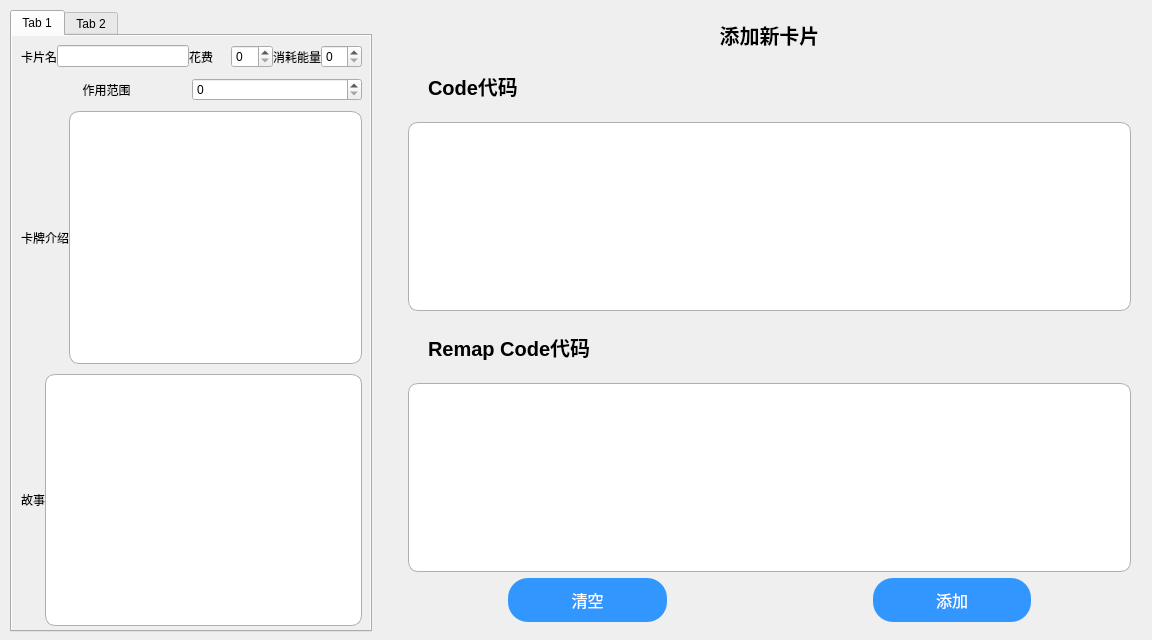
Above: visualizationSrc/qtUI/addCard.ui from NWYLZW/A-Language-IDE before the change. Below: the same form after it.
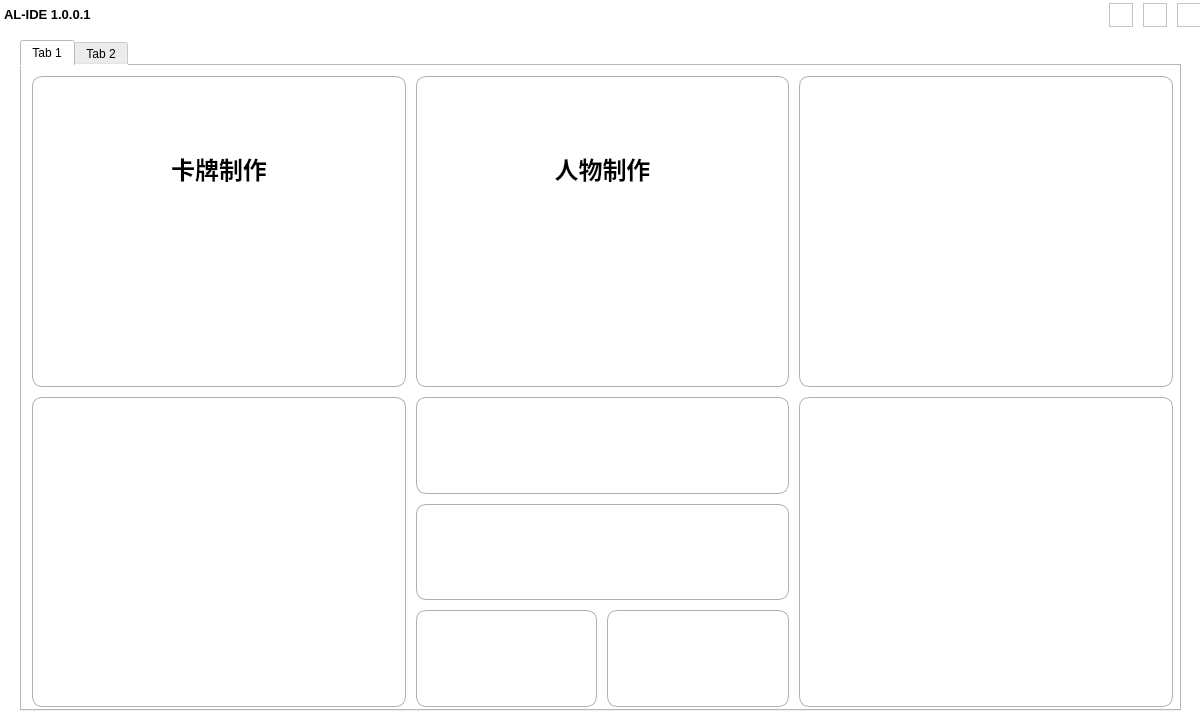
That is the form after the change. The open tabs and pages were chosen to show the change. Icons and pictures are not drawn.

Patch:
```diff
--- a/visualizationSrc/qtUI/addCard.ui
+++ b/visualizationSrc/qtUI/addCard.ui
@@ -6,8 +6,8 @@
    <rect>
     <x>0</x>
     <y>0</y>
-    <width>1152</width>
-    <height>640</height>
+    <width>1200</width>
+    <height>715</height>
    </rect>
   </property>
   <property name="minimumSize">
@@ -18,10 +18,18 @@
   </property>
   <property name="maximumSize">
    <size>
-    <width>1152</width>
-    <height>640</height>
+    <width>1200</width>
+    <height>720</height>
    </size>
   </property>
+  <property name="font">
+   <font>
+    <family>Adobe 黑体 Std R</family>
+    <pointsize>12</pointsize>
+    <weight>75</weight>
+    <bold>true</bold>
+   </font>
+  </property>
   <property name="cursor">
    <cursorShape>ArrowCursor</cursorShape>
   </property>
@@ -29,7 +37,10 @@
    <bool>false</bool>
   </property>
   <property name="windowTitle">
-   <string>MainWindow</string>
+   <string>AL-IDE</string>
+  </property>
+  <property name="styleSheet">
+   <string notr="true">background-color: rgb(255, 255, 255);</string>
   </property>
   <widget class="QWidget" name="Main">
    <property name="maximumSize">
@@ -38,6 +49,206 @@
      <height>16777215</height>
     </size>
    </property>
+   <property name="styleSheet">
+    <string notr="true"/>
+   </property>
+   <widget class="QTabWidget" name="ContentTabList">
+    <property name="geometry">
+     <rect>
+      <x>20</x>
+      <y>40</y>
+      <width>1161</width>
+      <height>671</height>
+     </rect>
+    </property>
+    <property name="currentIndex">
+     <number>1</number>
+    </property>
+    <widget class="QWidget" name="HomeTab">
+     <property name="toolTip">
+      <string>&lt;html&gt;&lt;head/&gt;&lt;body&gt;&lt;p&gt;&lt;br/&gt;&lt;/p&gt;&lt;/body&gt;&lt;/html&gt;</string>
+     </property>
+     <property name="whatsThis">
+      <string>&lt;html&gt;&lt;head/&gt;&lt;body&gt;&lt;p&gt;&lt;br/&gt;&lt;/p&gt;&lt;/body&gt;&lt;/html&gt;</string>
+     </property>
+     <attribute name="title">
+      <string>Tab 1</string>
+     </attribute>
+     <widget class="QWidget" name="gridLayoutWidget">
+      <property name="geometry">
+       <rect>
+        <x>0</x>
+        <y>0</y>
+        <width>1161</width>
+        <height>651</height>
+       </rect>
+      </property>
+      <layout class="QGridLayout" name="gridLayout" rowstretch="1,1" columnstretch="1,1,1" rowminimumheight="1,1" columnminimumwidth="1,1,1">
+       <property name="leftMargin">
+        <number>10</number>
+       </property>
+       <property name="topMargin">
+        <number>10</number>
+       </property>
+       <property name="rightMargin">
+        <number>10</number>
+       </property>
+       <property name="bottomMargin">
+        <number>10</number>
+       </property>
+       <property name="spacing">
+        <number>10</number>
+       </property>
+       <item row="1" column="1">
+        <layout class="QGridLayout" name="gridLayout_2">
+         <property name="leftMargin">
+          <number>0</number>
+         </property>
+         <property name="topMargin">
+          <number>0</number>
+         </property>
+         <property name="rightMargin">
+          <number>0</number>
+         </property>
+         <property name="bottomMargin">
+          <number>0</number>
+         </property>
+         <item row="2" column="0">
+          <widget class="QGraphicsView" name="graphicsView_7">
+           <property name="cursor" stdset="0">
+            <cursorShape>PointingHandCursor</cursorShape>
+           </property>
+           <property name="styleSheet">
+            <string notr="true">border:1px solid #afafaf; 
+border-radius:10px;</string>
+           </property>
+          </widget>
+         </item>
+         <item row="0" column="0" colspan="2">
+          <widget class="QGraphicsView" name="graphicsView_8">
+           <property name="cursor" stdset="0">
+            <cursorShape>PointingHandCursor</cursorShape>
+           </property>
+           <property name="styleSheet">
+            <string notr="true">border:1px solid #afafaf; 
+border-radius:10px;</string>
+           </property>
+          </widget>
+         </item>
+         <item row="2" column="1">
+          <widget class="QGraphicsView" name="graphicsView_6">
+           <property name="cursor" stdset="0">
+            <cursorShape>PointingHandCursor</cursorShape>
+           </property>
+           <property name="styleSheet">
+            <string notr="true">border:1px solid #afafaf; 
+border-radius:10px;</string>
+           </property>
+          </widget>
+         </item>
+         <item row="1" column="0" colspan="2">
+          <widget class="QGraphicsView" name="graphicsView_9">
+           <property name="cursor" stdset="0">
+            <cursorShape>PointingHandCursor</cursorShape>
+           </property>
+           <property name="styleSheet">
+            <string notr="true">border:1px solid #afafaf; 
+border-radius:10px;</string>
+           </property>
+          </widget>
+         </item>
+        </layout>
+       </item>
+       <item row="1" column="2">
+        <widget class="QGraphicsView" name="graphicsView">
+         <property name="cursor" stdset="0">
+          <cursorShape>PointingHandCursor</cursorShape>
+         </property>
+         <property name="styleSheet">
+          <string notr="true">border:1px solid #afafaf; 
+border-radius:10px;</string>
+         </property>
+        </widget>
+       </item>
+       <item row="0" column="2">
+        <widget class="QGraphicsView" name="graphicsView_2">
+         <property name="cursor" stdset="0">
+          <cursorShape>PointingHandCursor</cursorShape>
+         </property>
+         <property name="styleSheet">
+          <string notr="true">border:1px solid #afafaf; 
+border-radius:10px;</string>
+         </property>
+        </widget>
+       </item>
+       <item row="1" column="0">
+        <widget class="QGraphicsView" name="graphicsView_4">
+         <property name="cursor" stdset="0">
+          <cursorShape>PointingHandCursor</cursorShape>
+         </property>
+         <property name="styleSheet">
+          <string notr="true">border:1px solid #afafaf; 
+border-radius:10px;</string>
+         </property>
+        </widget>
+       </item>
+       <item row="0" column="0">
+        <widget class="QTextBrowser" name="CardMake">
+         <property name="cursor" stdset="0">
+          <cursorShape>PointingHandCursor</cursorShape>
+         </property>
+         <property name="styleSheet">
+          <string notr="true">background-image: url(:/picture/Data/qrc/Card.png);
+background-repeat: no-repeat;
+background-position: bottom;
+
+border:1px solid #afafaf; 
+border-radius:10px;</string>
+         </property>
+         <property name="html">
+          <string>&lt;!DOCTYPE HTML PUBLIC &quot;-//W3C//DTD HTML 4.0//EN&quot; &quot;http://www.w3.org/TR/REC-html40/strict.dtd&quot;&gt;
+&lt;html&gt;&lt;head&gt;&lt;meta name=&quot;qrichtext&quot; content=&quot;1&quot; /&gt;&lt;style type=&quot;text/css&quot;&gt;
+p, li { white-space: pre-wrap; }
+&lt;/style&gt;&lt;/head&gt;&lt;body style=&quot; font-family:'SimSun'; font-size:9pt; font-weight:400; font-style:normal;&quot;&gt;
+&lt;p align=&quot;center&quot; style=&quot;-qt-paragraph-type:empty; margin-top:0px; margin-bottom:0px; margin-left:0px; margin-right:0px; -qt-block-indent:0; text-indent:0px;&quot;&gt;&lt;br /&gt;&lt;/p&gt;
+&lt;p align=&quot;center&quot; style=&quot;-qt-paragraph-type:empty; margin-top:0px; margin-bottom:0px; margin-left:0px; margin-right:0px; -qt-block-indent:0; text-indent:0px; font-size:18pt; font-weight:600;&quot;&gt;&lt;br /&gt;&lt;/p&gt;
+&lt;p align=&quot;center&quot; style=&quot;-qt-paragraph-type:empty; margin-top:0px; margin-bottom:0px; margin-left:0px; margin-right:0px; -qt-block-indent:0; text-indent:0px; font-size:18pt; font-weight:600;&quot;&gt;&lt;br /&gt;&lt;/p&gt;
+&lt;p align=&quot;center&quot; style=&quot; margin-top:0px; margin-bottom:0px; margin-left:0px; margin-right:0px; -qt-block-indent:0; text-indent:0px;&quot;&gt;&lt;span style=&quot; font-size:18pt; font-weight:600;&quot;&gt;卡牌制作&lt;/span&gt;&lt;/p&gt;&lt;/body&gt;&lt;/html&gt;</string>
+         </property>
+        </widget>
+       </item>
+       <item row="0" column="1">
+        <widget class="QTextBrowser" name="PeopleMake">
+         <property name="cursor" stdset="0">
+          <cursorShape>PointingHandCursor</cursorShape>
+         </property>
+         <property name="styleSheet">
+          <string notr="true">background-image: url(:/picture/Data/qrc/Card.png);
+background-repeat: no-repeat;
+background-position: bottom;
+
+border:1px solid #afafaf; 
+border-radius:10px;</string>
+         </property>
+         <property name="html">
+          <string>&lt;!DOCTYPE HTML PUBLIC &quot;-//W3C//DTD HTML 4.0//EN&quot; &quot;http://www.w3.org/TR/REC-html40/strict.dtd&quot;&gt;
+&lt;html&gt;&lt;head&gt;&lt;meta name=&quot;qrichtext&quot; content=&quot;1&quot; /&gt;&lt;style type=&quot;text/css&quot;&gt;
+p, li { white-space: pre-wrap; }
+&lt;/style&gt;&lt;/head&gt;&lt;body style=&quot; font-family:'SimSun'; font-size:9pt; font-weight:400; font-style:normal;&quot;&gt;
+&lt;p style=&quot;-qt-paragraph-type:empty; margin-top:0px; margin-bottom:0px; margin-left:0px; margin-right:0px; -qt-block-indent:0; text-indent:0px;&quot;&gt;&lt;br /&gt;&lt;/p&gt;
+&lt;p align=&quot;center&quot; style=&quot;-qt-paragraph-type:empty; margin-top:0px; margin-bottom:0px; margin-left:0px; margin-right:0px; -qt-block-indent:0; text-indent:0px; font-size:18pt; font-weight:600;&quot;&gt;&lt;br /&gt;&lt;/p&gt;
+&lt;p align=&quot;center&quot; style=&quot;-qt-paragraph-type:empty; margin-top:0px; margin-bottom:0px; margin-left:0px; margin-right:0px; -qt-block-indent:0; text-indent:0px; font-size:18pt; font-weight:600;&quot;&gt;&lt;br /&gt;&lt;/p&gt;
+&lt;p align=&quot;center&quot; style=&quot; margin-top:0px; margin-bottom:0px; margin-left:0px; margin-right:0px; -qt-block-indent:0; text-indent:0px;&quot;&gt;&lt;span style=&quot; font-size:18pt; font-weight:600;&quot;&gt;人物制作&lt;/span&gt;&lt;/p&gt;&lt;/body&gt;&lt;/html&gt;</string>
+         </property>
+        </widget>
+       </item>
+      </layout>
+     </widget>
+    </widget>
+    <widget class="QWidget" name="CardMakeTab">
+     <attribute name="title">
+      <string>Tab 2</string>
+     </attribute>
    <widget class="QWidget" name="horizontalLayoutWidget_2">
     <property name="geometry">
      <rect>
@@ -150,12 +361,12 @@
                    </widget>
                   </item>
                   <item>
-                   <widget class="QLineEdit" name="lineEdit_4"/>
+                     <widget class="QLineEdit" name="displayName"/>
                   </item>
                  </layout>
                 </item>
                 <item>
-                 <layout class="QHBoxLayout" name="L_displayName_2">
+                   <layout class="QHBoxLayout" name="L_price_2">
                   <property name="spacing">
                    <number>0</number>
                   </property>
@@ -232,7 +443,7 @@
                  <number>0</number>
                 </property>
                 <item>
-                 <layout class="QHBoxLayout" name="L_price_3">
+                   <layout class="QHBoxLayout" name="L_price_3" stretch="1,4">
                   <property name="spacing">
                    <number>0</number>
                   </property>
@@ -241,6 +452,9 @@
                     <property name="text">
                      <string>卡牌介绍</string>
                     </property>
+                      <property name="alignment">
+                       <set>Qt::AlignCenter</set>
+                      </property>
                     <property name="margin">
                      <number>5</number>
                     </property>
@@ -267,7 +481,7 @@
                  <number>0</number>
                 </property>
                 <item>
-                 <layout class="QHBoxLayout" name="L_price">
+                   <layout class="QHBoxLayout" name="L_price" stretch="1,4">
                   <property name="spacing">
                    <number>0</number>
                   </property>
@@ -276,6 +490,9 @@
                     <property name="text">
                      <string>故事</string>
                     </property>
+                      <property name="alignment">
+                       <set>Qt::AlignCenter</set>
+                      </property>
                     <property name="margin">
                      <number>5</number>
                     </property>
@@ -369,11 +586,7 @@
              <item>
               <widget class="QTextEdit" name="codeSource">
                <property name="styleSheet">
-                <string notr="true">background-color: rgb(255, 255, 255);
-
-padding:5px;
-border:1px solid #afafaf; 
-border-radius:10px;</string>
+                  <string notr="true"/>
                </property>
                <property name="html">
                 <string>&lt;!DOCTYPE HTML PUBLIC &quot;-//W3C//DTD HTML 4.0//EN&quot; &quot;http://www.w3.org/TR/REC-html40/strict.dtd&quot;&gt;
@@ -405,11 +618,7 @@
              <item>
               <widget class="QTextEdit" name="remapCodeSource">
                <property name="styleSheet">
-                <string notr="true">background-color: rgb(255, 255, 255);
-
-padding:5px;
-border:1px solid #afafaf; 
-border-radius:10px;</string>
+                  <string notr="true"/>
                </property>
                <property name="html">
                 <string>&lt;!DOCTYPE HTML PUBLIC &quot;-//W3C//DTD HTML 4.0//EN&quot; &quot;http://www.w3.org/TR/REC-html40/strict.dtd&quot;&gt;
@@ -486,6 +695,128 @@
    </widget>
   </widget>
  </widget>
- <resources/>
+   <widget class="QWidget" name="horizontalLayoutWidget">
+    <property name="geometry">
+     <rect>
+      <x>0</x>
+      <y>0</y>
+      <width>1201</width>
+      <height>31</height>
+     </rect>
+    </property>
+    <layout class="QHBoxLayout" name="HeadToolBar" stretch="10,1">
+     <property name="spacing">
+      <number>0</number>
+     </property>
+     <item>
+      <layout class="QHBoxLayout" name="top_right">
+       <property name="spacing">
+        <number>0</number>
+       </property>
+       <item>
+        <widget class="QTextBrowser" name="EXETitle">
+         <property name="maximumSize">
+          <size>
+           <width>16777215</width>
+           <height>24</height>
+          </size>
+         </property>
+         <property name="styleSheet">
+          <string notr="true">border: none;</string>
+         </property>
+         <property name="html">
+          <string>&lt;!DOCTYPE HTML PUBLIC &quot;-//W3C//DTD HTML 4.0//EN&quot; &quot;http://www.w3.org/TR/REC-html40/strict.dtd&quot;&gt;
+&lt;html&gt;&lt;head&gt;&lt;meta name=&quot;qrichtext&quot; content=&quot;1&quot; /&gt;&lt;style type=&quot;text/css&quot;&gt;
+p, li { white-space: pre-wrap; }
+&lt;/style&gt;&lt;/head&gt;&lt;body style=&quot; font-family:'SimSun'; font-size:9pt; font-weight:400; font-style:normal;&quot;&gt;
+&lt;p style=&quot; margin-top:0px; margin-bottom:0px; margin-left:0px; margin-right:0px; -qt-block-indent:0; text-indent:0px;&quot;&gt;&lt;span style=&quot; font-size:10pt; font-weight:600;&quot;&gt;AL-IDE 1.0.0.1&lt;/span&gt;&lt;/p&gt;&lt;/body&gt;&lt;/html&gt;</string>
+         </property>
+        </widget>
+       </item>
+      </layout>
+     </item>
+     <item>
+      <layout class="QHBoxLayout" name="top_left">
+       <property name="spacing">
+        <number>10</number>
+       </property>
+       <item>
+        <widget class="QGraphicsView" name="max_window">
+         <property name="maximumSize">
+          <size>
+           <width>24</width>
+           <height>24</height>
+          </size>
+         </property>
+         <property name="cursor" stdset="0">
+          <cursorShape>PointingHandCursor</cursorShape>
+         </property>
+         <property name="whatsThis">
+          <string>&lt;html&gt;&lt;head/&gt;&lt;body&gt;&lt;p&gt;&lt;br/&gt;&lt;/p&gt;&lt;/body&gt;&lt;/html&gt;</string>
+         </property>
+         <property name="styleSheet">
+          <string notr="true">border-image: url(:/ico/Data/qrc/ico/max.png);
+background-size:100%;
+background-repeat: no-repeat;
+background-position: center;
+</string>
+         </property>
+        </widget>
+       </item>
+       <item>
+        <widget class="QGraphicsView" name="min_window">
+         <property name="maximumSize">
+          <size>
+           <width>24</width>
+           <height>24</height>
+          </size>
+         </property>
+         <property name="cursor" stdset="0">
+          <cursorShape>PointingHandCursor</cursorShape>
+         </property>
+         <property name="whatsThis">
+          <string>&lt;html&gt;&lt;head/&gt;&lt;body&gt;&lt;p&gt;&lt;br/&gt;&lt;/p&gt;&lt;/body&gt;&lt;/html&gt;</string>
+         </property>
+         <property name="styleSheet">
+          <string notr="true">border-image: url(:/ico/Data/qrc/ico/min.png);
+background-size:100%;
+background-repeat: no-repeat;
+background-position: center;
+</string>
+         </property>
+        </widget>
+       </item>
+       <item>
+        <widget class="QGraphicsView" name="close_window">
+         <property name="maximumSize">
+          <size>
+           <width>24</width>
+           <height>24</height>
+          </size>
+         </property>
+         <property name="cursor" stdset="0">
+          <cursorShape>PointingHandCursor</cursorShape>
+         </property>
+         <property name="whatsThis">
+          <string>&lt;html&gt;&lt;head/&gt;&lt;body&gt;&lt;p&gt;&lt;br/&gt;&lt;/p&gt;&lt;/body&gt;&lt;/html&gt;</string>
+         </property>
+         <property name="styleSheet">
+          <string notr="true">border-image: url(:/ico/Data/qrc/ico/close.png);
+background-size:100%;
+background-repeat: no-repeat;
+background-position: center;
+</string>
+         </property>
+        </widget>
+       </item>
+      </layout>
+     </item>
+    </layout>
+   </widget>
+  </widget>
+ </widget>
+ <resources>
+  <include location="AL_IDE_MainInterFace.qrc"/>
+ </resources>
  <connections/>
 </ui>
```
Left out of the diff: 26 changed lines with no effect on the pictures. Lines whose indentation alone changed are shown as unchanged.
